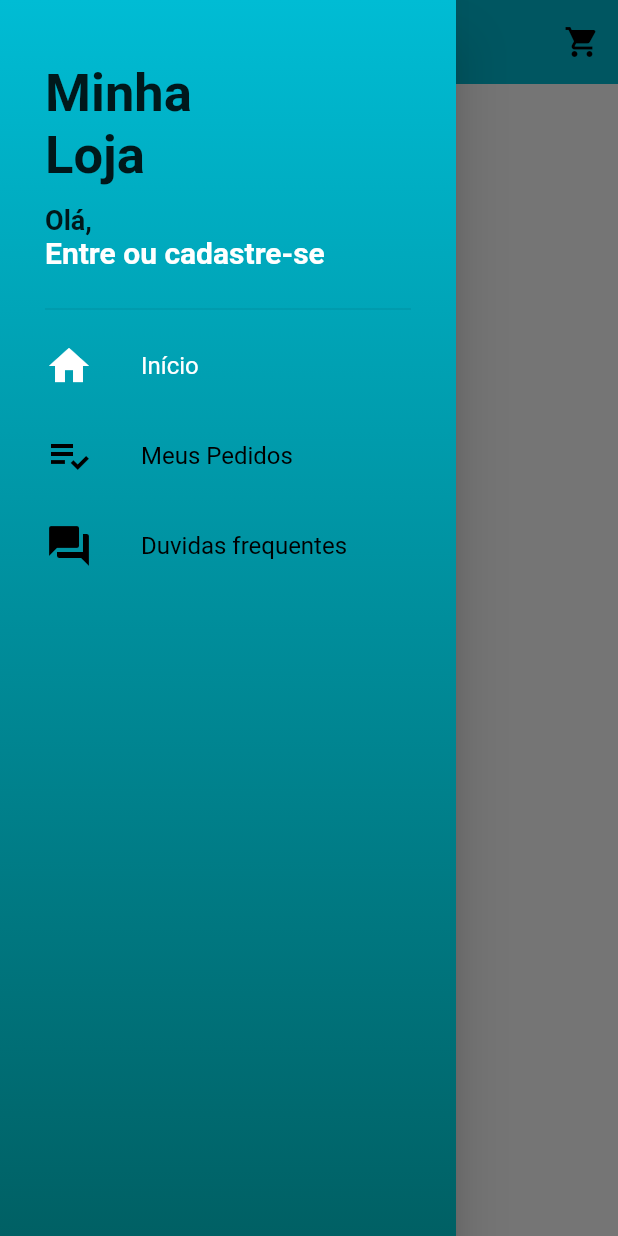
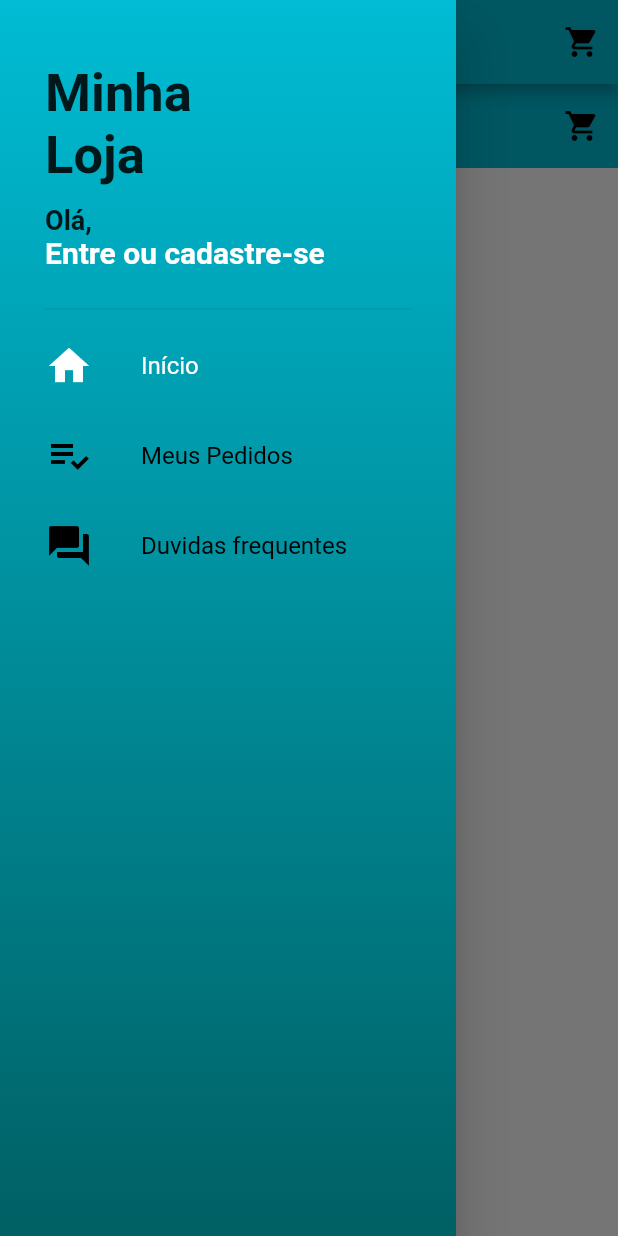
Before and after one commit to LucssCarvalho/ecommerce, a Flutter app: the screen it shows after launch, with the side drawer open, on a phone screen of 412 x 824 dp. Run offline on Flutter 3.47's test engine with Material 2 defaults, Android fonts, the phone set to English and light mode, and no system bars; our stand-ins replace carousel_pro, cloud_firestore, firebase_auth; missing offline and left inert: dart:ffi; accounts and stored records are empty.

Commit message:
update list home page

```diff
--- a/lib/Screens/home_screen.dart
+++ b/lib/Screens/home_screen.dart
@@ -13,6 +13,19 @@ class HomeScreen extends StatelessWidget {
       children: <Widget>[
         Scaffold(
           body: HomeTab(),
+          appBar: AppBar(
+            title: Text(
+              'Catálogo',
+              style: TextStyle(color: Colors.white),
+            ),
+            centerTitle: true,
+            actions: <Widget>[
+              IconButton(
+                icon: Icon(Icons.shopping_cart),
+                onPressed: () {},
+              )
+            ],
+          ),
           drawer: CustomDrawer(_pageController),
         ),
         Scaffold(
```
